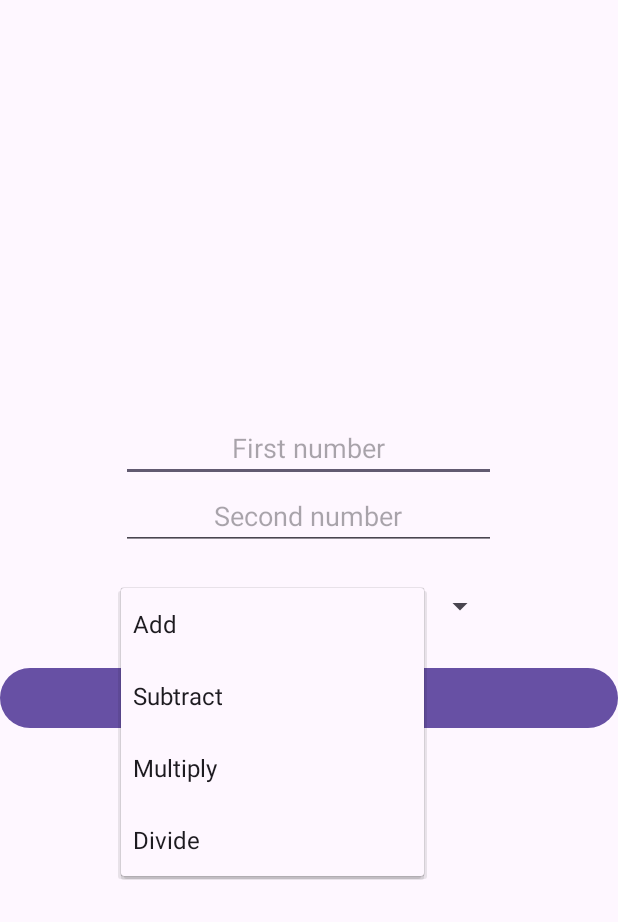
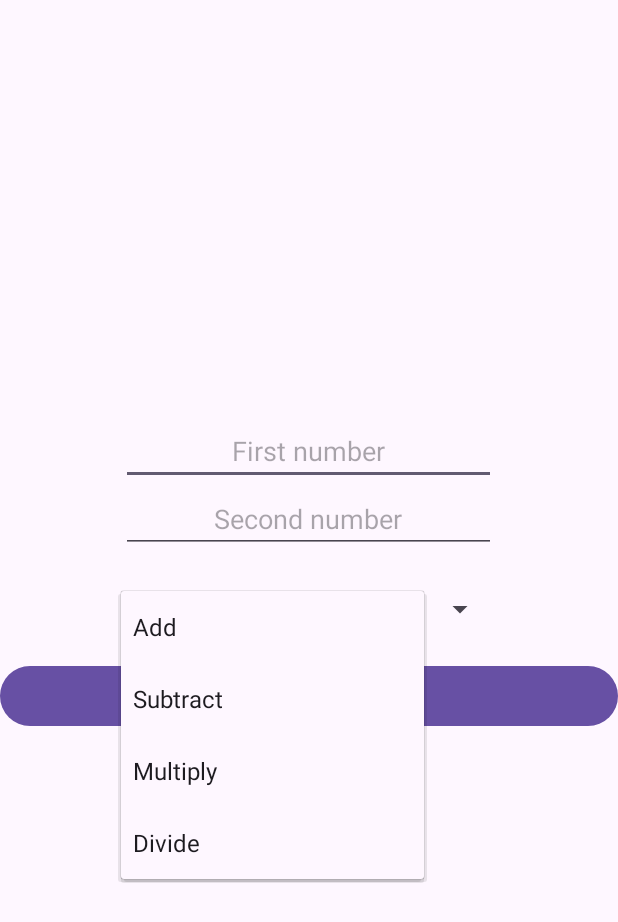
Before and after one commit to ZemingC-99/Arithmetic, an Android app: the screen it shows after launch (MainActivity), after a tap on "Add", on a phone screen of 412 x 824 dp. Shown: the top 922 px of the screen. Run offline under Robolectric (Android 15) with nearby library versions, the phone set to English and light mode, and no system bars.

Commit message:
minor change

```diff
--- a/app/src/main/res/layout/activity_main.xml
+++ b/app/src/main/res/layout/activity_main.xml
@@ -36,7 +36,7 @@
         android:layout_width="match_parent"
         android:layout_height="wrap_content"
         android:text="Calculate"
-        android:layout_marginTop="25dp"
+        android:layout_marginTop="22dp"
         android:gravity="center"/>
 
     <TextView
```
